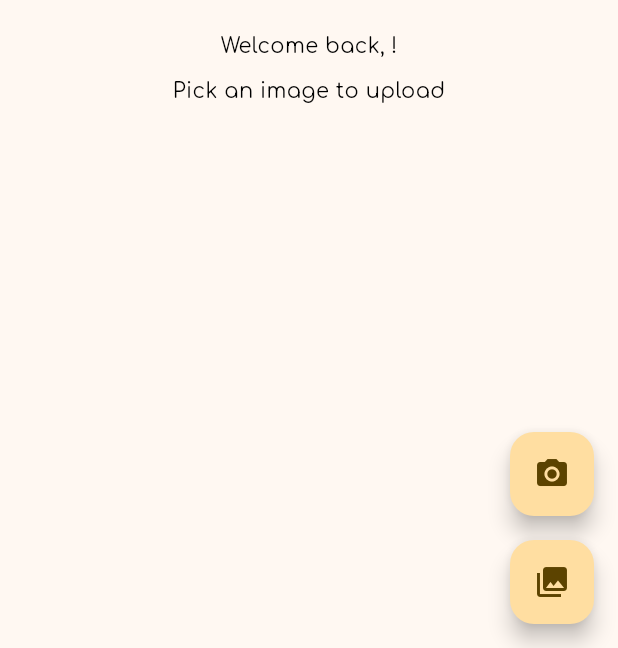
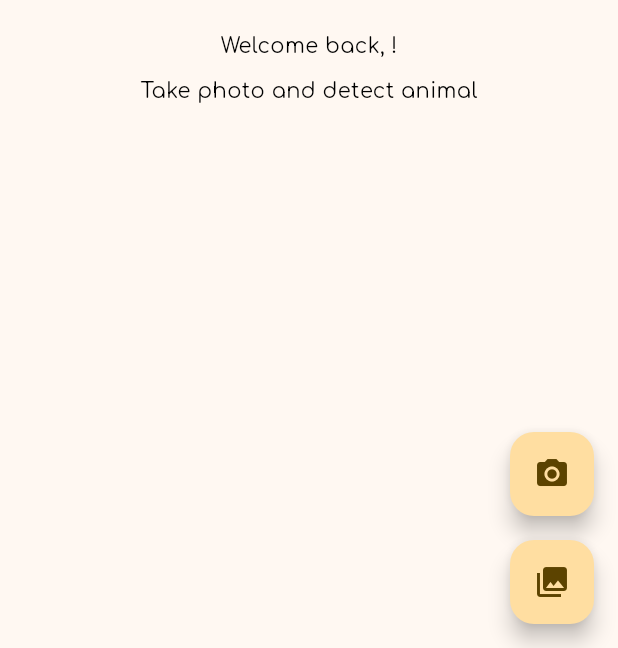
Before and after one commit to nabilbndev/edunimal, a Flutter app: the screen it shows once a user with an empty profile is signed in, on a phone screen of 412 x 824 dp, the part 588-1236 px from its top. Run offline on Flutter 3.47's test engine with Material 2 defaults, Android fonts, the light colour scheme and no system bars; our stand-ins replace dio, firebase_auth, firebase_core, google_fonts, google_sign_in, image_picker; accounts and stored records are empty; network calls fail.

Commit message:
Changed Ui

```diff
--- a/flutter_launcher_icons.yaml
+++ b/flutter_launcher_icons.yaml
@@ -5,17 +5,17 @@ flutter_launcher_icons:
   android: "launcher_icon"
   ios: true
   remove_alpha_ios: true
-  image_path: "assets/launcher_edunimal.png"
+  image_path: "assets/edunimal_launch_icon.png"
   min_sdk_android: 21 # android min sdk min:16, default 21
   web:
     generate: true
-    image_path: "assets/launcher_edunimal.png"
+    image_path: "assets/edunimal_launch_icon.png"
     background_color: "#hexcode"
     theme_color: "#hexcode"
   windows:
     generate: true
-    image_path: "assets/launcher_edunimal.png"
+    image_path: "assets/edunimal_launch_icon.png"
     icon_size: 48 # min:48, max:256, default: 48
   macos:
     generate: true
-    image_path: "assets/launcher_edunimal.png"
+    image_path: "assets/edunimal_launch_icon.png"
--- a/lib/components/buttons/signin_button.dart
+++ b/lib/components/buttons/signin_button.dart
@@ -12,9 +12,7 @@ class SignInButton extends StatelessWidget {
       child: ElevatedButton(
           style: ElevatedButton.styleFrom(
               padding: const EdgeInsets.symmetric(horizontal: 50, vertical: 5),
-              backgroundColor: Theme.of(context).colorScheme.inversePrimary
-              //internal content margin
-              ),
+              backgroundColor: Theme.of(context).colorScheme.inversePrimary),
           onPressed: onPressed,
           child: Row(
             mainAxisAlignment: MainAxisAlignment.center,
--- a/lib/screens/home_screen.dart
+++ b/lib/screens/home_screen.dart
@@ -30,8 +30,5 @@ class HomeScreen extends StatelessWidget {
         ),
       ),
     );
-    // StreamBuilder(stream: , builder:(context, snapshot) {
-
-    // },
   }
 }
--- a/lib/screens/signin_screen.dart
+++ b/lib/screens/signin_screen.dart
@@ -10,10 +10,7 @@ class SignInScreen extends StatelessWidget {
 
   @override
   Widget build(BuildContext context) {
-    return Container(
-      decoration:
-          BoxDecoration(color: Theme.of(context).colorScheme.onBackground),
-      child: Center(
+    return Center(
       child:
           Column(mainAxisAlignment: MainAxisAlignment.spaceEvenly, children: [
         const SizedBox(
@@ -31,7 +28,6 @@ class SignInScreen extends StatelessWidget {
           }
         })
       ]),
-      ),
     );
   }
 }
--- a/lib/screens/upload_image_screen.dart
+++ b/lib/screens/upload_image_screen.dart
@@ -7,6 +7,8 @@ import 'package:image_picker/image_picker.dart';
 import 'package:path/path.dart';
 import 'package:edunimal/logic/signin_provider.dart';
 import 'package:provider/provider.dart';
+
+import '../components/others/search_result_tile.dart';
 
 class UploadImagePage extends StatefulWidget {
   const UploadImagePage({super.key});
@@ -79,12 +81,8 @@ class _UploadImagePageState extends State<UploadImagePage> {
           } else if (snapshot.hasData) {
             var responseData = jsonDecode(snapshot.data!.toString());
             var label = responseData['google']['label'][0];
-            return Center(
-              child: Text(
-                'It is a $label!!!!',
-                style: edunimalTextTheme.bodyLarge,
-              ),
-            );
+            var confidence = responseData['google']['confidence'][0];
+            return SearchResult(label: label, confidence: confidence);
           } else {
             return Center(
                 child: Column(
@@ -104,7 +102,7 @@ class _UploadImagePageState extends State<UploadImagePage> {
                   height: 10,
                 ),
                 const Text(
-                  'Pick an image to upload',
+                  'Take photo and detect animal',
                   style: TextStyle(color: Colors.black),
                 ),
               ],
--- a/lib/theme/theme_data.dart
+++ b/lib/theme/theme_data.dart
@@ -6,7 +6,7 @@ TextStyle edunimalFont = GoogleFonts.comfortaa();
 
 TextTheme edunimalTextTheme = const TextTheme(
     displayLarge: TextStyle(
-        fontSize: 32, fontWeight: FontWeight.w700, color: Colors.white),
+        fontSize: 32, fontWeight: FontWeight.w700, color: Colors.black),
     bodyLarge: TextStyle(
         fontSize: 48, fontWeight: FontWeight.w700, color: Colors.black),
     titleLarge: TextStyle(
```
Also changed, not shown: lib/components/buttons/upload_button.dart (deleted, +0 -37 lines), lib/components/others/dialog_box.dart (deleted, +0 -53 lines), lib/components/others/search_result_tile.dart (added, +54 -0 lines), lib/main.dart (+0 -18 lines), assets/edunimal_launch_icon.png (added), assets/launcher_edunimal.png (deleted), 39 other files. Lines whose indentation alone changed are shown as unchanged.
